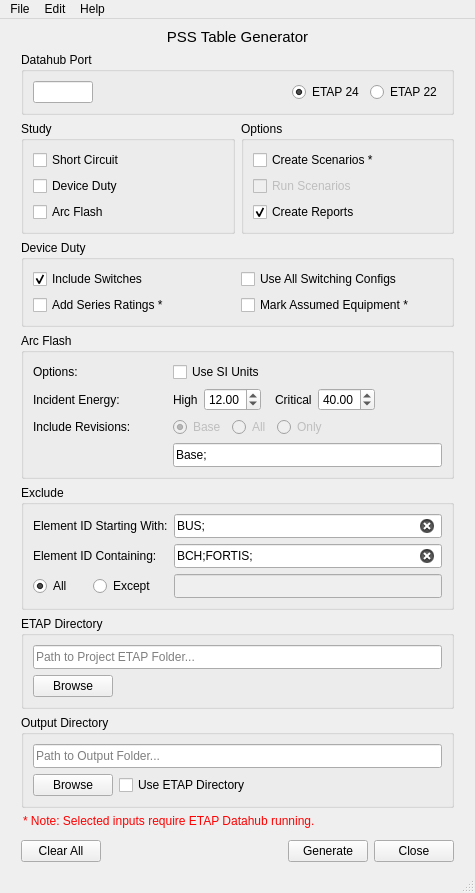
Old version of the form res/pss_report_gen_ui.ui in the repository adilzafar66/pss-table-generator.
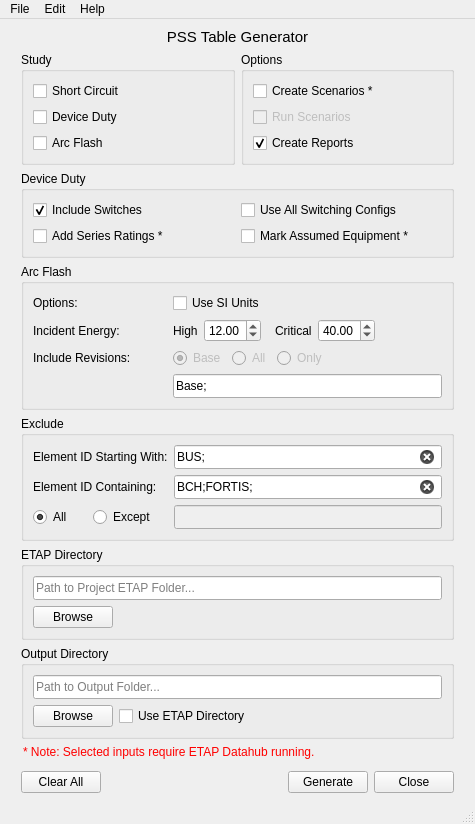
New version of the form.

Commit message: Automatic datahub info retrieval

Diff of the .ui file:
```diff
--- a/res/pss_report_gen_ui.ui
+++ b/res/pss_report_gen_ui.ui
@@ -5,12 +5,15 @@
   <property name="windowModality">
    <enum>Qt::NonModal</enum>
   </property>
+  <property name="enabled">
+   <bool>true</bool>
+  </property>
   <property name="geometry">
    <rect>
     <x>0</x>
     <y>0</y>
     <width>475</width>
-    <height>849</height>
+    <height>788</height>
    </rect>
   </property>
   <property name="sizePolicy">
@@ -61,71 +64,6 @@
         </item>
        </layout>
       </item>
-      <item>
-       <widget class="QGroupBox" name="port_group">
-        <property name="title">
-         <string>Datahub Port</string>
-        </property>
-        <layout class="QVBoxLayout" name="verticalLayout">
-         <item>
-          <layout class="QHBoxLayout" name="port_layout">
-           <item>
-            <widget class="QLineEdit" name="port">
-             <property name="maximumSize">
-              <size>
-               <width>60</width>
-               <height>24</height>
-              </size>
-             </property>
-             <property name="text">
-              <string/>
-             </property>
-             <property name="maxLength">
-              <number>5</number>
-             </property>
-             <property name="alignment">
-              <set>Qt::AlignCenter</set>
-             </property>
-            </widget>
-           </item>
-           <item>
-            <spacer name="port_spacer">
-             <property name="orientation">
-              <enum>Qt::Horizontal</enum>
-             </property>
-             <property name="sizeHint" stdset="0">
-              <size>
-               <width>40</width>
-               <height>20</height>
-              </size>
-             </property>
-            </spacer>
-           </item>
-           <item>
-            <widget class="QRadioButton" name="radio_etap24">
-             <property name="text">
-              <string>ETAP 24</string>
-             </property>
-             <property name="checked">
-              <bool>true</bool>
-             </property>
-            </widget>
-           </item>
-           <item>
-            <widget class="QRadioButton" name="radio_etap22">
-             <property name="text">
-              <string>ETAP 22</string>
-             </property>
-             <property name="checked">
-              <bool>false</bool>
-             </property>
-            </widget>
-           </item>
-          </layout>
-         </item>
-        </layout>
-       </widget>
-      </item>
       <item>
        <layout class="QGridLayout" name="report_options_grid">
         <item row="0" column="1">
```
Left out of the diff: 58 changed lines with no effect on the pictures. The commit also changes 5 other files.
